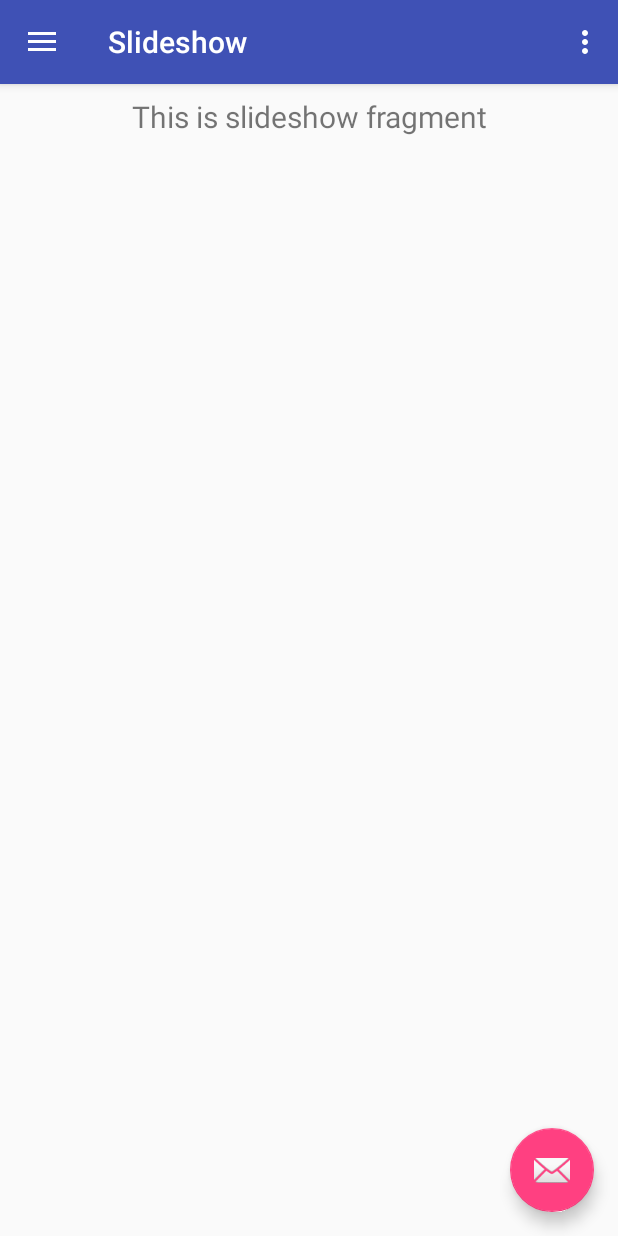
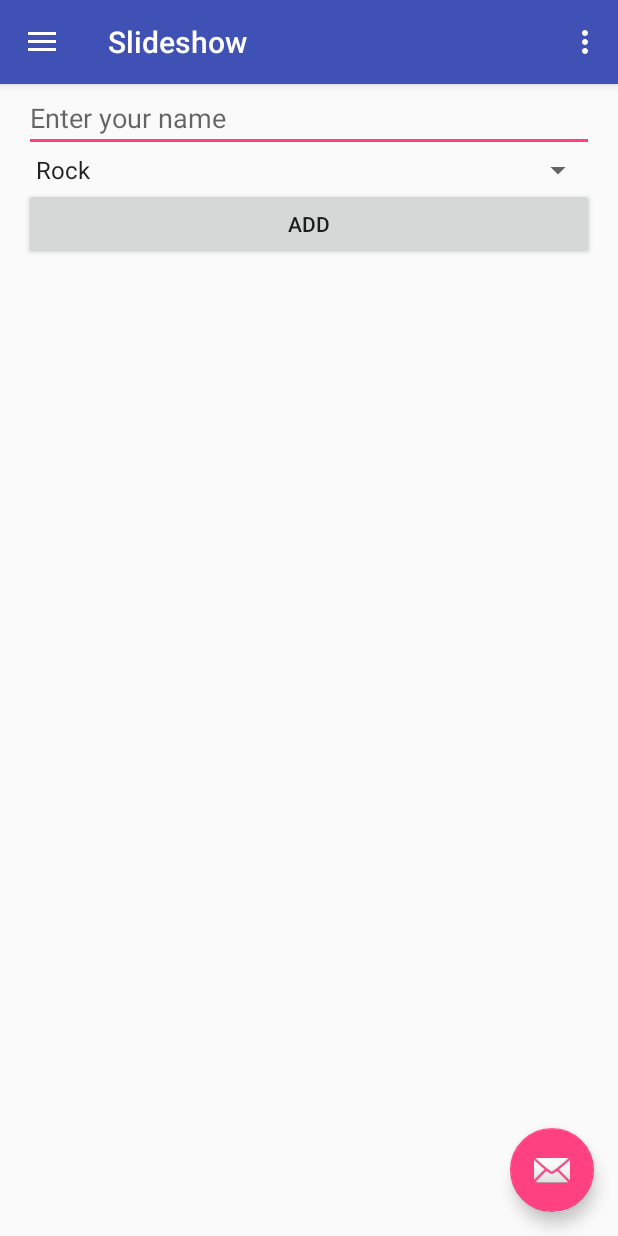
Before and after one commit to Mehulipal/coJEET-Android, an Android app: the screen it shows after launch once a user with an empty profile is signed in (MainActivity), in the side drawer, after a tap on "Slideshow", on a phone screen of 412 x 824 dp. Run offline under Robolectric (Android 15) with nearby library versions, the phone set to English and light mode, and no system bars; our stand-ins replace Firebase (no records; nobody signed in at launch, a user with empty details on screens opened directly), navigation-ui.

Commit message:
profile_updated

```diff
--- a/app/build.gradle
+++ b/app/build.gradle
@@ -29,6 +29,7 @@ dependencies {
     implementation 'androidx.lifecycle:lifecycle-extensions:2.2.0'
     implementation 'com.squareup.retrofit2:retrofit:2.6.1'
     implementation 'com.squareup.retrofit2:converter-gson:2.6.1'
+    implementation 'com.google.firebase:firebase-database:19.3.0'
     testImplementation 'junit:junit:4.13'
     androidTestImplementation 'androidx.test.ext:junit:1.1.1'
     androidTestImplementation 'androidx.test.espresso:espresso-core:3.2.0'
--- a/app/src/main/java/com/example/mevscovid/adapter.java
+++ b/app/src/main/java/com/example/mevscovid/adapter.java
@@ -24,7 +24,7 @@ public class adapter extends RecyclerView.Adapter<adapter.ViewHolder> {
     }
 
 
-    public class ViewHolder extends  RecyclerView.ViewHolder {
+    public static class ViewHolder extends  RecyclerView.ViewHolder {
         public TextView p_name;
         public TextView p_description;
      //   public TextView v_us;
--- /dev/null
+++ b/app/src/main/java/com/example/mevscovid/ui/MemberList.java
@@ -0,0 +1,49 @@
+package com.example.mevscovid.ui;
+
+import android.app.Activity;
+import android.content.Context;
+import android.view.LayoutInflater;
+import android.view.View;
+import android.view.ViewGroup;
+import android.widget.ArrayAdapter;
+import android.widget.TextView;
+
+import androidx.annotation.NonNull;
+import androidx.annotation.Nullable;
+import androidx.fragment.app.Fragment;
+
+import com.example.mevscovid.R;
+import com.example.mevscovid.ui.slideshow.SlideshowFragment;
+
+import java.util.List;
+
+public class MemberList extends ArrayAdapter<Members> {
+
+    private Context context;
+    private List<Members> memberlist;
+
+    public MemberList(Context context, List<Members> memberlist)
+    {
+       super(context, R.layout.list_layout, memberlist);
+        this.context = context;
+        this.memberlist = memberlist;
+
+    }
+
+    @NonNull
+    @Override
+    public View getView(int position, @Nullable View convertView, @NonNull ViewGroup parent) {
+        //LayoutInflater inflater = context.getLayoutInflater();
+        LayoutInflater inflater = LayoutInflater.from(getContext());
+        View listViewItem = inflater.inflate(R.layout.list_layout,null,true);
+        TextView tv1 = (TextView)listViewItem.findViewById(R.id.tv1);
+        TextView tv2 = (TextView)listViewItem.findViewById(R.id.tv2);
+
+        Members mem = memberlist.get(position);
+
+        tv1.setText(mem.getMname());
+        tv2.setText(mem.getMgenre());
+
+        return listViewItem;
+    }
+}
--- a/app/src/main/java/com/example/mevscovid/ui/slideshow/SlideshowFragment.java
+++ b/app/src/main/java/com/example/mevscovid/ui/slideshow/SlideshowFragment.java
@@ -1,35 +1,117 @@
 package com.example.mevscovid.ui.slideshow;
 
 import android.os.Bundle;
+import android.text.TextUtils;
+import android.util.Log;
 import android.view.LayoutInflater;
 import android.view.View;
 import android.view.ViewGroup;
-import android.widget.TextView;
+import android.widget.Button;
+import android.widget.EditText;
+import android.widget.ListAdapter;
+import android.widget.ListView;
+import android.widget.Spinner;
+import android.widget.Toast;
 
-import androidx.annotation.Nullable;
 import androidx.annotation.NonNull;
 import androidx.fragment.app.Fragment;
-import androidx.lifecycle.Observer;
-import androidx.lifecycle.ViewModelProviders;
 
 import com.example.mevscovid.R;
 
+import com.example.mevscovid.ui.MemberList;
+import com.example.mevscovid.ui.Members;
+import com.google.firebase.database.DataSnapshot;
+import com.google.firebase.database.DatabaseError;
+import com.google.firebase.database.DatabaseReference;
+import com.google.firebase.database.FirebaseDatabase;
+import com.google.firebase.database.ValueEventListener;
+
+import java.util.ArrayList;
+import java.util.List;
+
 public class SlideshowFragment extends Fragment {
+
 
     private SlideshowViewModel slideshowViewModel;
 
-    public View onCreateView(@NonNull LayoutInflater inflater,
+    EditText name;
+    Spinner genres;
+    Button add;
+    DatabaseReference databaseMembers;
+
+    ListView listViewMembers;
+    List<Members> memberlist;
+    public View onCreateView(LayoutInflater inflater,
                              ViewGroup container, Bundle savedInstanceState) {
-        slideshowViewModel =
-                ViewModelProviders.of(this).get(SlideshowViewModel.class);
+        //View view = inflater.inflate(R.layout.fragment_home, container, false);
+      //  slideshowViewModel =
+        //        ViewModelProviders.of(this).get(SlideshowViewModel.class);
         View root = inflater.inflate(R.layout.fragment_slideshow, container, false);
-        final TextView textView = root.findViewById(R.id.text_slideshow);
-        slideshowViewModel.getText().observe(this, new Observer<String>() {
+
+        databaseMembers = FirebaseDatabase.getInstance().getReference("Members");
+
+        name = (EditText) root.findViewById(R.id.editText);
+        genres = (Spinner)root.findViewById(R.id.spinner2);
+        add = (Button)root.findViewById(R.id.button2);
+        listViewMembers = (ListView)root.findViewById(R.id.ListViewMembers);
+        memberlist = new ArrayList<>();
+
+        add.setOnClickListener(new View.OnClickListener() {
             @Override
-            public void onChanged(@Nullable String s) {
-                textView.setText(s);
+            public void onClick(View v) {
+                Log.e(".PoliciesFragment","Worked fine before????????????????????!!!!!!!!!!");
+                addMember();
             }
         });
+
+
         return root;
     }
+
+
+   @Override
+    public void onStart()
+    {
+        super.onStart();
+
+        databaseMembers.addValueEventListener(new ValueEventListener() {
+            @Override
+            public void onDataChange(@NonNull DataSnapshot dataSnapshot) {
+                memberlist.clear();
+
+                for (DataSnapshot memberSnapshot: dataSnapshot.getChildren()){
+                    Members memb = memberSnapshot.getValue(Members.class);
+
+                 memberlist.add(memb);
+                }
+
+             //   MemberList adapter = new MemberList(SlideshowFragment.this,memberlist);
+                listViewMembers.setAdapter(new MemberList(getActivity(), memberlist));
+            }
+
+            @Override
+            public void onCancelled(@NonNull DatabaseError databaseError) {
+
+            }
+        });
+
+    }
+
+    private void addMember(){
+
+        String Name = name.getText().toString().trim();
+        String Genre = genres.getSelectedItem().toString();
+
+        if(!TextUtils.isEmpty(Name)) {
+            Log.e(".PoliciesFragment","Worked fine before@@@@@@@");
+
+            String id = databaseMembers.push().getKey();
+            Members member = new Members(id, Name, Genre);
+            databaseMembers.child(id).setValue(member);
+            Toast.makeText(getContext(),"Member added",Toast.LENGTH_SHORT).show();
+
+        }else{
+            Toast.makeText(getContext(),"Enter your name",Toast.LENGTH_SHORT).show();
+        }
+    }
 }
--- a/app/src/main/res/layout/fragment_slideshow.xml
+++ b/app/src/main/res/layout/fragment_slideshow.xml
@@ -1,19 +1,35 @@
 <?xml version="1.0" encoding="utf-8"?>
-<androidx.constraintlayout.widget.ConstraintLayout xmlns:android="http://schemas.android.com/apk/res/android"
+<RelativeLayout xmlns:android="http://schemas.android.com/apk/res/android"
     xmlns:app="http://schemas.android.com/apk/res-auto"
-    android:layout_width="match_parent"
-    android:layout_height="match_parent">
+    android:layout_width="fill_parent"
+    android:layout_height="fill_parent"
+    android:paddingLeft="16dp"
+    android:paddingRight="16dp">
 
-    <TextView
-        android:id="@+id/text_slideshow"
+    <EditText
+        android:id="@+id/editText"
+        android:layout_width="fill_parent"
+        android:layout_height="wrap_content"
+        android:hint="Enter your name" />
+
+    <Spinner
+        android:id="@+id/spinner2"
+        android:layout_width="fill_parent"
+        android:layout_height="wrap_content"
+        android:layout_below="@+id/editText"
+        android:entries="@array/genres" />
+
+    <Button
+        android:id="@+id/button2"
+        android:layout_width="fill_parent"
+        android:layout_height="wrap_content"
+        android:layout_below="@+id/spinner2"
+        android:text="Add" />
+
+    <ListView
+        android:id="@+id/ListViewMembers"
         android:layout_width="match_parent"
-        android:layout_height="wrap_content"
-        android:layout_marginStart="8dp"
-        android:layout_marginTop="8dp"
-        android:layout_marginEnd="8dp"
-        android:textAlignment="center"
-        android:textSize="20sp"
-        app:layout_constraintEnd_toEndOf="parent"
-        app:layout_constraintStart_toStartOf="parent"
-        app:layout_constraintTop_toTopOf="parent" />
-</androidx.constraintlayout.widget.ConstraintLayout>
+        android:layout_height="match_parent"
+        android:layout_below="@+id/button2" />
+
+</RelativeLayout>
--- a/app/src/main/res/values/strings.xml
+++ b/app/src/main/res/values/strings.xml
@@ -52,5 +52,12 @@
     <string name="select_date">Date</string>
     <string name="save_edit">Save edit</string>
 
+    <array name="genres">
+        <item>Rock</item>
+        <item>Pop</item>
+        <item>Sufi</item>
+        <item>Folk</item>
+    </array>
+
 
 </resources>
```
Also changed, not shown: app/src/main/java/com/example/mevscovid/ui/Members.java (added, +22 -0 lines), app/src/main/res/layout/list_layout.xml (added, +17 -0 lines), 1 other file.
